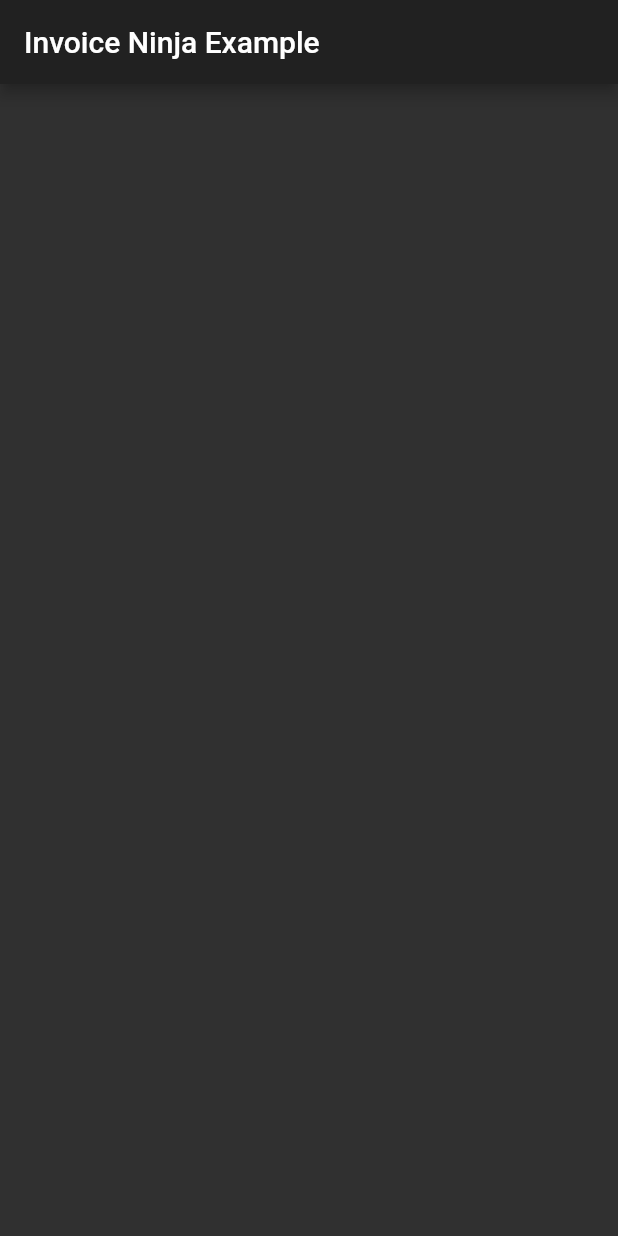
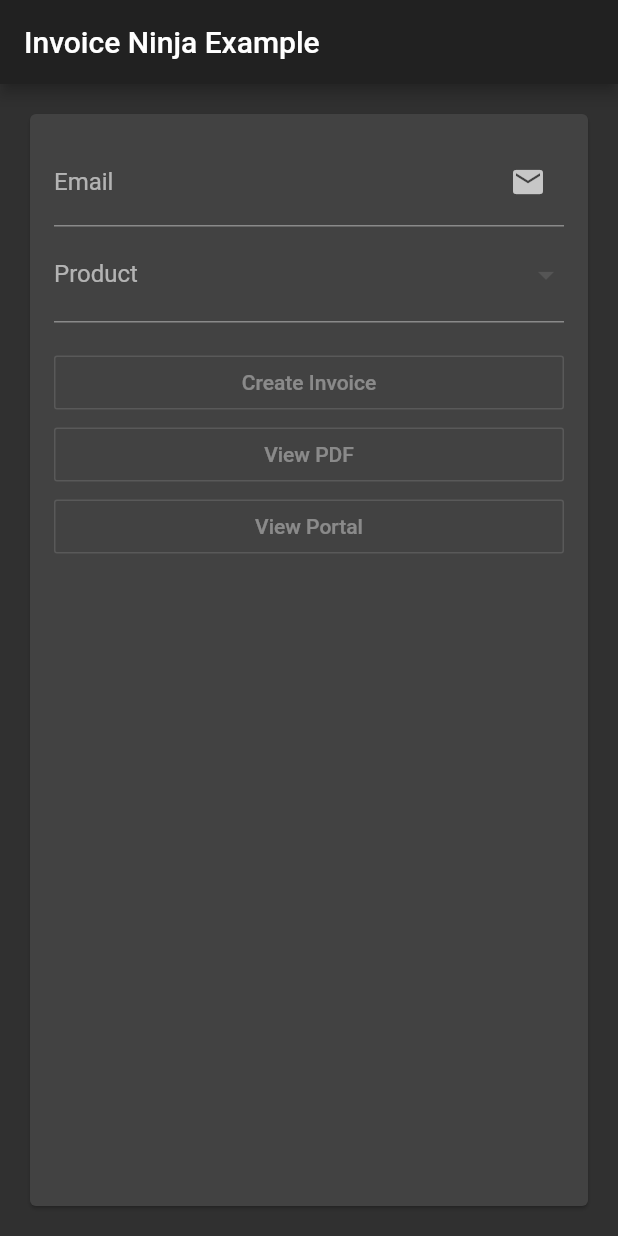
Before and after one commit to invoiceninja/flutter-package, a Flutter app: the screen it shows after launch, on a phone screen of 412 x 824 dp. Run offline on Flutter 3.47's test engine with Material 2 defaults, Android fonts, the phone set to English and light mode, and no system bars; our stand-ins replace freezed_annotation; generated files the repository leaves out were written again; network calls fail.

Commit message:
Update sample

```diff
--- a/example/lib/main.dart
+++ b/example/lib/main.dart
@@ -30,8 +30,11 @@ class MyHomePage extends StatefulWidget {
 }
 
 class _MyHomePageState extends State<MyHomePage> with WidgetsBindingObserver {
-  String _invoiceKey;
   List<Product> _products = [];
+
+  String _email = '';
+  Product _product;
+  Invoice _invoice;
 
   @override
   initState() {
@@ -51,23 +54,37 @@ class _MyHomePageState extends State<MyHomePage> with WidgetsBindingObserver {
     });
   }
 
-  Future<Invoice> createInvoice(Product product) async {
-    var client = Client.forContact(email: 'test@example.com');
+  void _createInvoice() async {
+    var client = Client.forContact(email: _email);
     client = await InvoiceNinja.clients.save(client);
 
-    var invoice = Invoice.forClient(client, products: [product]);
+    var invoice = Invoice.forClient(client, products: [_product]);
     invoice = await InvoiceNinja.invoices.save(invoice);
 
-    return invoice;
+    setState(() {
+      _invoice = invoice;
+    });
+  }
+
+  void _viewPdf() {
+    launch(
+      'https://docs.google.com/gview?embedded=true&url=${_invoice.pdfUrl}',
+      forceWebView: true,
+    );
+  }
+
+  void _viewPortal() {
+    final invitation = _invoice.invitations.first;
+    launch(invitation.url);
   }
 
   @override
   void didChangeAppLifecycleState(AppLifecycleState state) async {
-    if (_invoiceKey == null || state != AppLifecycleState.resumed) {
+    if (_invoice == null || state != AppLifecycleState.resumed) {
       return;
     }
 
-    final invoice = await InvoiceNinja.invoices.findByKey(_invoiceKey);
+    final invoice = await InvoiceNinja.invoices.findByKey(_invoice.key);
 
     if (invoice.isPaid) {
       // ...
@@ -86,44 +103,50 @@ class _MyHomePageState extends State<MyHomePage> with WidgetsBindingObserver {
       appBar: AppBar(
         title: Text('Invoice Ninja Example'),
       ),
-      body: ListView.builder(
-        itemCount: _products.length,
-        itemBuilder: (context, index) {
-          final product = _products[index];
-
-          return Padding(
+      body: Padding(
+        padding: const EdgeInsets.all(16),
+        child: Card(
+          child: ListView(
             padding: const EdgeInsets.all(16),
-            child: Row(
-              children: <Widget>[
-                Expanded(
-                  child: Text(product.productKey),
+            children: [
+              TextFormField(
+                decoration: InputDecoration(
+                  labelText: 'Email',
+                  suffixIcon: Icon(Icons.email),
                 ),
-                RaisedButton(
-                  child: Text('View PDF'),
-                  onPressed: () async {
-                    final invoice = await createInvoice(product);
-                    launch(
-                      'https://docs.google.com/gview?embedded=true&url=${invoice.pdfUrl}',
-                      forceWebView: true,
-                    );
-                  },
+                onChanged: (value) => setState(() => _email = value),
+                keyboardType: TextInputType.emailAddress,
+              ),
+              DropdownButtonFormField<Product>(
+                decoration: InputDecoration(
+                  labelText: 'Product',
                 ),
-                SizedBox(width: 16),
-                RaisedButton(
-                  color: Colors.green,
-                  child: Text('Purchase'),
-                  onPressed: () async {
-                    final invoice = await createInvoice(product);
-                    // Note: in production this value should be persisted in
-                    // case the app is killed before the user returns
-                    _invoiceKey = invoice.key;
-                    launch(invoice.url);
-                  },
-                ),
-              ],
-            ),
-          );
-        },
+                onChanged: (value) => setState(() => _product = value),
+                items: _products
+                    .map((product) => DropdownMenuItem(
+                          child: Text(product.productKey),
+                          value: product,
+                        ))
+                    .toList(),
+              ),
+              SizedBox(height: 16),
+              OutlineButton(
+                child: Text('Create Invoice'),
+                onPressed: (_email.isNotEmpty && _product != null)
+                    ? () => _createInvoice()
+                    : null,
+              ),
+              OutlineButton(
+                child: Text('View PDF'),
+                onPressed: (_invoice != null) ? () => _viewPdf() : null,
+              ),
+              OutlineButton(
+                child: Text('View Portal'),
+                onPressed: (_invoice != null) ? () => _viewPortal() : null,
+              ),
+            ],
+          ),
+        ),
       ),
     );
   }
```
Also changed, not shown: example/pubspec.lock.
